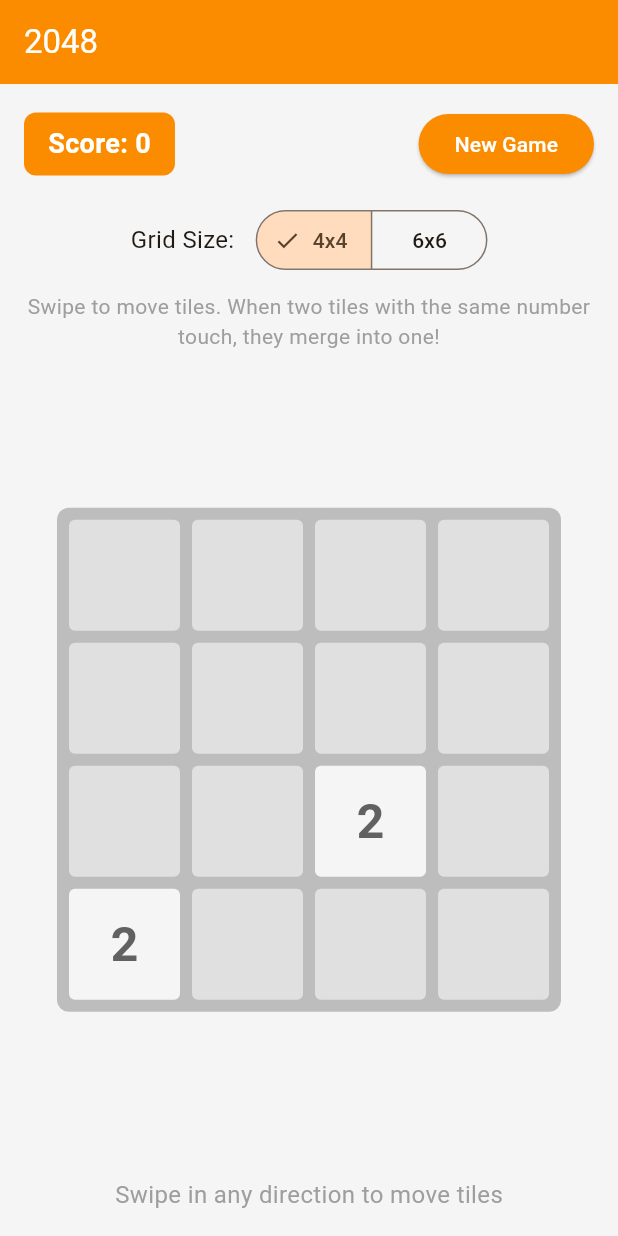
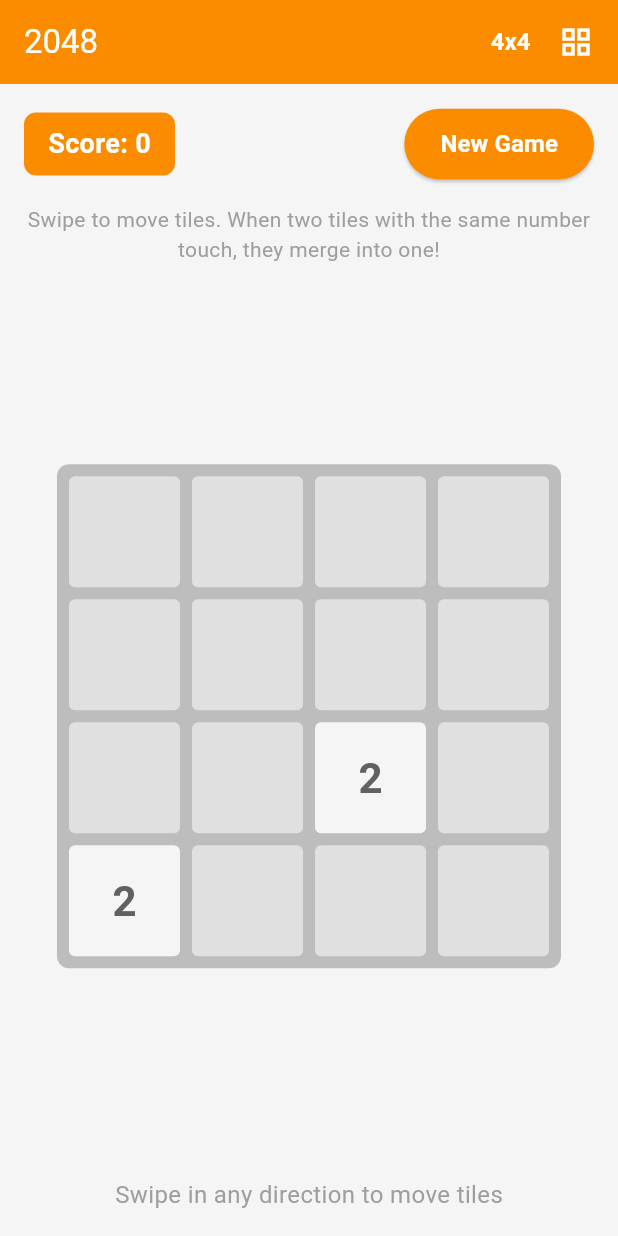
Before and after one commit to FALLEN-01/_2K48, a Flutter app: the screen it shows after launch, on a phone screen of 412 x 824 dp. Run offline on Flutter 3.47's test engine with Material 3 defaults, Android fonts, the light colour scheme and no system bars.

Commit message:
added new layouts

```diff
--- a/lib/main.dart
+++ b/lib/main.dart
@@ -49,12 +49,52 @@ class _Game2048State extends State<Game2048> {
     won = false;
     _addRandomTile();
     _addRandomTile();
-    setState(() {});
   }
 
   void _changeGridSize(int newSize) {
     gridSize = newSize;
-    _initializeGame();
+    grid = List.generate(gridSize, (_) => List.filled(gridSize, 0));
+    score = 0;
+    gameOver = false;
+    won = false;
+    _addRandomTile();
+    _addRandomTile();
+  }
+
+  double _getGridSize() {
+    switch (gridSize) {
+      case 4:
+        return 320;
+      case 6:
+        return 360;
+      case 8:
+        return 400;
+      case 10:
+        return 440;
+      default:
+        return 320;
+    }
+  }
+
+  double _getFontSize(int value) {
+    double baseFontSize;
+    switch (gridSize) {
+      case 4:
+        baseFontSize = value >= 1000 ? 20 : 28;
+        break;
+      case 6:
+        baseFontSize = value >= 1000 ? 16 : 22;
+        break;
+      case 8:
+        baseFontSize = value >= 1000 ? 14 : 18;
+        break;
+      case 10:
+        baseFontSize = value >= 1000 ? 12 : 16;
+        break;
+      default:
+        baseFontSize = value >= 1000 ? 20 : 28;
+    }
+    return baseFontSize;
   }
 
   void _addRandomTile() {
@@ -103,7 +143,7 @@ class _Game2048State extends State<Game2048> {
           score += row[j];
           if (row[j] == 2048 && !won) {
             won = true;
-            _showWinDialog();
+            Future.microtask(() => _showWinDialog());
           }
           row.removeAt(j + 1);
         }
@@ -120,11 +160,11 @@ class _Game2048State extends State<Game2048> {
 
     if (moved) {
       _addRandomTile();
-      setState(() {});
       if (!_canMove()) {
         gameOver = true;
-        _showGameOverDialog();
+        Future.microtask(() => _showGameOverDialog());
       }
+      setState(() {});
     }
   }
 
@@ -138,7 +178,7 @@ class _Game2048State extends State<Game2048> {
           score += row[j];
           if (row[j] == 2048 && !won) {
             won = true;
-            _showWinDialog();
+            Future.microtask(() => _showWinDialog());
           }
           row.removeAt(j - 1);
           j--;
@@ -156,11 +196,11 @@ class _Game2048State extends State<Game2048> {
 
     if (moved) {
       _addRandomTile();
-      setState(() {});
       if (!_canMove()) {
         gameOver = true;
-        _showGameOverDialog();
+        Future.microtask(() => _showGameOverDialog());
       }
+      setState(() {});
     }
   }
 
@@ -178,7 +218,7 @@ class _Game2048State extends State<Game2048> {
           score += column[i];
           if (column[i] == 2048 && !won) {
             won = true;
-            _showWinDialog();
+            Future.microtask(() => _showWinDialog());
           }
           column.removeAt(i + 1);
         }
@@ -195,11 +235,11 @@ class _Game2048State extends State<Game2048> {
 
     if (moved) {
       _addRandomTile();
-      setState(() {});
       if (!_canMove()) {
         gameOver = true;
-        _showGameOverDialog();
+        Future.microtask(() => _showGameOverDialog());
       }
+      setState(() {});
     }
   }
 
@@ -217,7 +257,7 @@ class _Game2048State extends State<Game2048> {
           score += column[i];
           if (column[i] == 2048 && !won) {
             won = true;
-            _showWinDialog();
+            Future.microtask(() => _showWinDialog());
           }
           column.removeAt(i - 1);
           i--;
@@ -235,11 +275,11 @@ class _Game2048State extends State<Game2048> {
 
     if (moved) {
       _addRandomTile();
-      setState(() {});
       if (!_canMove()) {
         gameOver = true;
-        _showGameOverDialog();
+        Future.microtask(() => _showGameOverDialog());
       }
+      setState(() {});
     }
   }
 
@@ -337,15 +377,58 @@ class _Game2048State extends State<Game2048> {
         backgroundColor: Colors.orange[600],
         foregroundColor: Colors.white,
         elevation: 0,
+        actions: [
+          // Grid size dropdown in navbar right side
+          Padding(
+            padding: const EdgeInsets.only(right: 16.0),
+            child: DropdownButton<int>(
+              value: gridSize,
+              dropdownColor: Colors.orange[600],
+              underline: const SizedBox(),
+              icon: const Icon(Icons.grid_view, color: Colors.white),
+              style: const TextStyle(
+                color: Colors.white,
+                fontSize: 16,
+                fontWeight: FontWeight.bold,
+              ),
+              items: const [
+                DropdownMenuItem<int>(
+                  value: 4,
+                  child: Text('4x4', style: TextStyle(color: Colors.white)),
+                ),
+                DropdownMenuItem<int>(
+                  value: 6,
+                  child: Text('6x6', style: TextStyle(color: Colors.white)),
+                ),
+                DropdownMenuItem<int>(
+                  value: 8,
+                  child: Text('8x8', style: TextStyle(color: Colors.white)),
+                ),
+                DropdownMenuItem<int>(
+                  value: 10,
+                  child: Text('10x10', style: TextStyle(color: Colors.white)),
+                ),
+              ],
+              onChanged: (int? newValue) {
+                if (newValue != null) {
+                  setState(() {
+                    _changeGridSize(newValue);
+                  });
+                }
+              },
+            ),
+          ),
+        ],
       ),
       body: Column(
         children: [
-          // Score and New Game button
+          // Score and New Game button row
           Padding(
             padding: const EdgeInsets.all(16.0),
             child: Row(
               mainAxisAlignment: MainAxisAlignment.spaceBetween,
               children: [
+                // Score display
                 Container(
                   padding: const EdgeInsets.symmetric(
                     horizontal: 16,
@@ -364,47 +447,30 @@ class _Game2048State extends State<Game2048> {
                     ),
                   ),
                 ),
+
+                // New Game button
                 ElevatedButton(
-                  onPressed: _initializeGame,
+                  onPressed: () {
+                    setState(() {
+                      _initializeGame();
+                    });
+                  },
                   style: ElevatedButton.styleFrom(
                     backgroundColor: Colors.orange[600],
                     foregroundColor: Colors.white,
+                    padding: const EdgeInsets.symmetric(
+                      horizontal: 24,
+                      vertical: 12,
+                    ),
                   ),
-                  child: const Text('New Game'),
+                  child: const Text(
+                    'New Game',
+                    style: TextStyle(fontSize: 16, fontWeight: FontWeight.bold),
+                  ),
                 ),
               ],
             ),
           ),
-
-          // Grid size selector
-          Padding(
-            padding: const EdgeInsets.symmetric(horizontal: 16.0),
-            child: Row(
-              mainAxisAlignment: MainAxisAlignment.center,
-              children: [
-                const Text('Grid Size: ', style: TextStyle(fontSize: 16)),
-                const SizedBox(width: 10),
-                SegmentedButton<int>(
-                  segments: const [
-                    ButtonSegment<int>(
-                      value: 4,
-                      label: Text('4x4'),
-                    ),
-                    ButtonSegment<int>(
-                      value: 6,
-                      label: Text('6x6'),
-                    ),
-                  ],
-                  selected: {gridSize},
-                  onSelectionChanged: (Set<int> newSelection) {
-                    _changeGridSize(newSelection.first);
-                  },
-                ),
-              ],
-            ),
-          ),
-
-          const SizedBox(height: 10),
 
           // Game instructions
           const Padding(
@@ -450,26 +516,28 @@ class _Game2048State extends State<Game2048> {
                     }
                   },
                   child: SizedBox(
-                    width: gridSize == 4 ? 320 : 360,
-                    height: gridSize == 4 ? 320 : 360,
+                    width: _getGridSize(),
+                    height: _getGridSize(),
                     child: GridView.builder(
                       physics: const NeverScrollableScrollPhysics(),
-                      gridDelegate:
-                          SliverGridDelegateWithFixedCrossAxisCount(
-                            crossAxisCount: gridSize,
-                            crossAxisSpacing: 8,
-                            mainAxisSpacing: 8,
-                          ),
+                      gridDelegate: SliverGridDelegateWithFixedCrossAxisCount(
+                        crossAxisCount: gridSize,
+                        crossAxisSpacing: gridSize >= 8 ? 4 : 8,
+                        mainAxisSpacing: gridSize >= 8 ? 4 : 8,
+                      ),
                       itemCount: gridSize * gridSize,
                       itemBuilder: (context, index) {
                         final i = index ~/ gridSize;
                         final j = index % gridSize;
                         final value = grid[i][j];
 
-                        return Container(
+                        return AnimatedContainer(
+                          duration: const Duration(milliseconds: 150),
                           decoration: BoxDecoration(
                             color: _getTileColor(value),
-                            borderRadius: BorderRadius.circular(4),
+                            borderRadius: BorderRadius.circular(
+                              gridSize >= 8 ? 2 : 4,
+                            ),
                           ),
                           child: Center(
                             child: value == 0
@@ -477,9 +545,7 @@ class _Game2048State extends State<Game2048> {
                                 : Text(
                                     '$value',
                                     style: TextStyle(
-                                      fontSize: gridSize == 4
-                                          ? (value >= 1000 ? 24 : 32)
-                                          : (value >= 1000 ? 18 : 24),
+                                      fontSize: _getFontSize(value),
                                       fontWeight: FontWeight.bold,
                                       color: _getTextColor(value),
                                     ),
```
